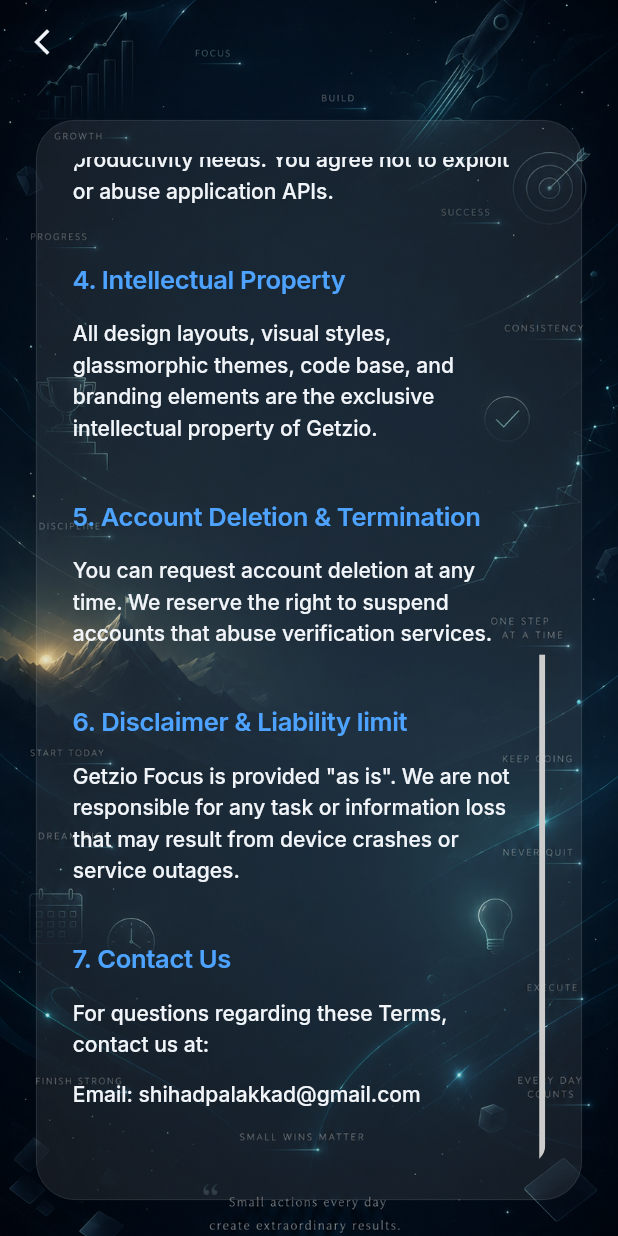
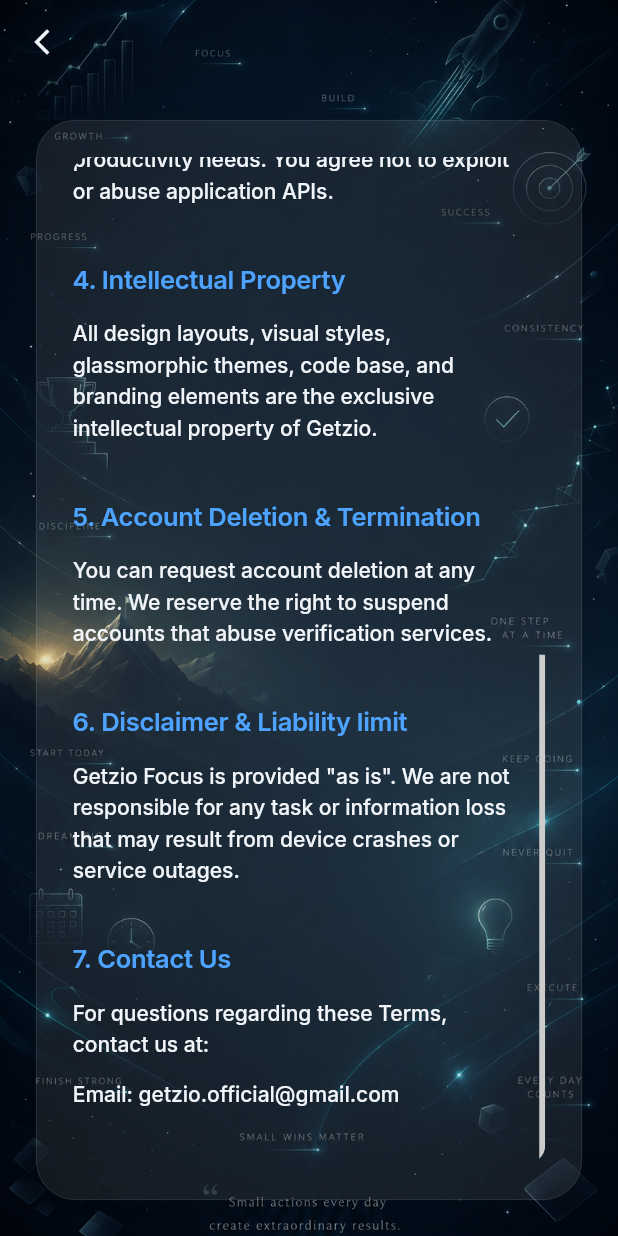
Before and after one commit to Syed-shan46/Getzio-focus, a Flutter app: the LegalDocumentScreen screen opened directly with empty values, scrolled down 657 dp, on a phone screen of 412 x 824 dp. Run offline on Flutter 3.47's test engine with Material 3 defaults, Android fonts, the phone set to English and light mode, and no system bars; our stand-ins replace dio, firebase_auth, firebase_core, flutter_riverpod, google_fonts, hive_flutter; accounts and stored records are empty.

Commit message:
refactor: update contact email to getzio.official@gmail.com in docs and app

```diff
--- a/lib/features/auth/presentation/screens/legal_document_screen.dart
+++ b/lib/features/auth/presentation/screens/legal_document_screen.dart
@@ -135,11 +135,11 @@
 
       _sectionTitle('5. Account & Data Deletion'),
       _bodyText('Under App Store requirements, you have the absolute right to delete your account and all associated personal data from Firebase and our local caches.'),
-      _bodyText('To request complete deletion, please email shihadpalakkad@gmail.com with your registered phone number. Your data will be permanently wiped within 48 hours.'),
+      _bodyText('To request complete deletion, please email getzio.official@gmail.com with your registered phone number. Your data will be permanently wiped within 48 hours.'),
 
       _sectionTitle('6. Contact Us'),
       _bodyText('If you have questions regarding this policy, contact us at:'),
-      _bodyText('Email: shihadpalakkad@gmail.com'),
+      _bodyText('Email: getzio.official@gmail.com'),
       const SizedBox(height: AppSpacing.lg),
     ];
   }
@@ -180,7 +180,7 @@
 
       _sectionTitle('7. Contact Us'),
       _bodyText('For questions regarding these Terms, contact us at:'),
-      _bodyText('Email: shihadpalakkad@gmail.com'),
+      _bodyText('Email: getzio.official@gmail.com'),
       const SizedBox(height: AppSpacing.lg),
     ];
   }
```
Also changed, not shown: 2 other files.
